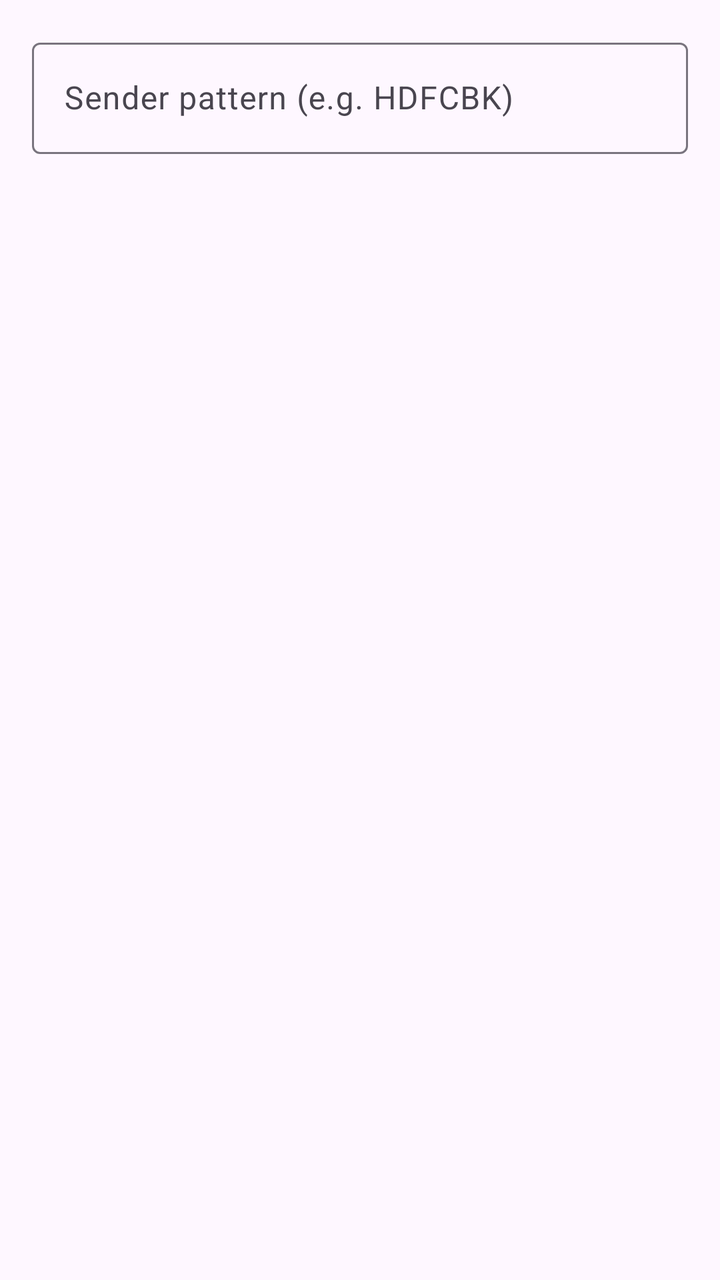
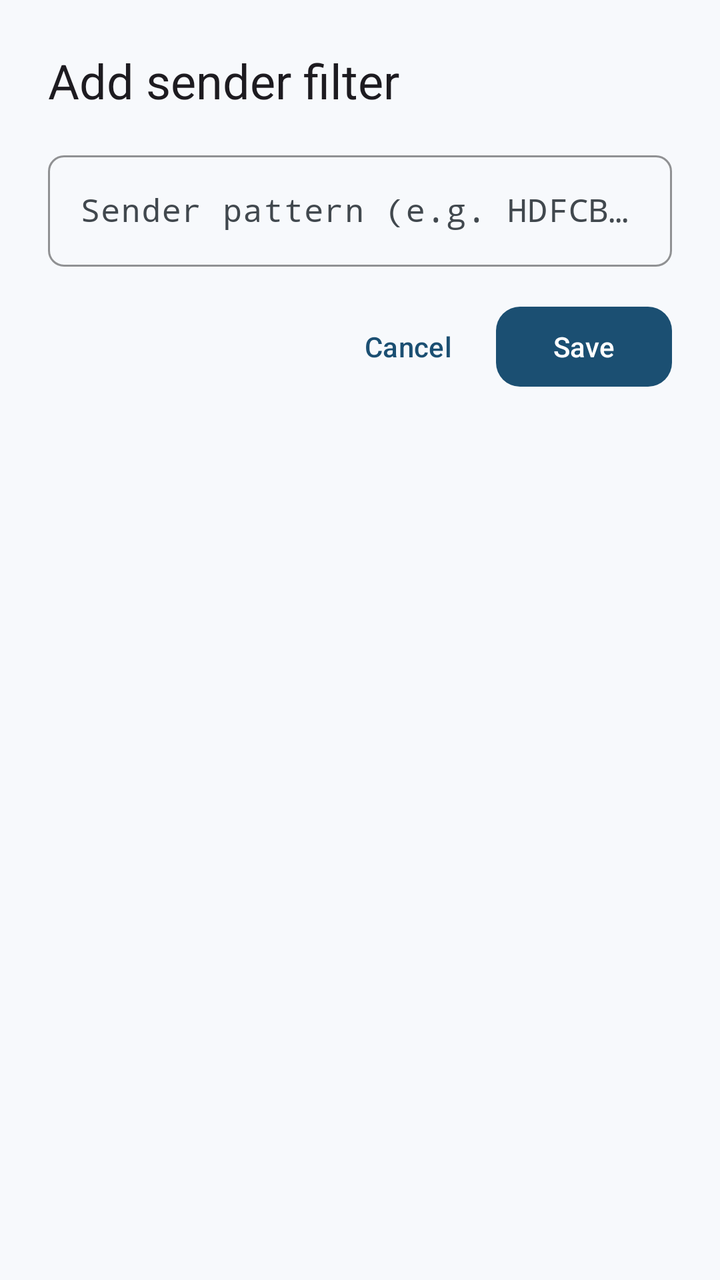

Before-and-after screenshots of an Android layout around one commit, followed by the original layout XML and the change that was made.
<!-- AndroidManifest.xml: application theme Theme.TMSCompanion -->
<!-- res/layout/dialog_add_filter.xml -->
<?xml version="1.0" encoding="utf-8"?>
<LinearLayout xmlns:android="http://schemas.android.com/apk/res/android"
    android:layout_width="match_parent"
    android:layout_height="wrap_content"
    android:orientation="vertical"
    android:padding="16dp">

    <com.google.android.material.textfield.TextInputLayout
        android:layout_width="match_parent"
        android:layout_height="wrap_content"
        android:hint="@string/pattern_hint">

        <com.google.android.material.textfield.TextInputEditText
            android:id="@+id/patternInput"
            android:layout_width="match_parent"
            android:layout_height="wrap_content"
            android:inputType="text"
            android:maxLines="1" />
    </com.google.android.material.textfield.TextInputLayout>
</LinearLayout>
<!-- resources referenced by this layout -->
<resources>
  <style name="Theme.TMSCompanion" parent="Theme.Material3.DayNight.NoActionBar">
          <item name="colorPrimary">@color/purple_500</item>
          <item name="colorPrimaryDark">@color/purple_700</item>
          <item name="colorAccent">@color/teal_200</item>
      </style>
  <color name="purple_500">#6750A4</color>
  <color name="purple_700">#4F378B</color>
  <color name="teal_200">#03DAC5</color>
  <!-- unchanged entries left out for length: 1 -->
</resources>

<!-- the commit's change to res/layout/dialog_add_filter.xml (unified diff, before → after) -->
@@ -3,18 +3,47 @@
     android:layout_width="match_parent"
     android:layout_height="wrap_content"
     android:orientation="vertical"
-    android:padding="16dp">
+    android:padding="24dp">
+
+    <TextView
+        android:layout_width="wrap_content"
+        android:layout_height="wrap_content"
+        android:text="@string/add_filter"
+        android:textAppearance="?attr/textAppearanceHeadlineSmall" />
 
     <com.google.android.material.textfield.TextInputLayout
         android:layout_width="match_parent"
         android:layout_height="wrap_content"
+        android:layout_marginTop="16dp"
         android:hint="@string/pattern_hint">
 
         <com.google.android.material.textfield.TextInputEditText
             android:id="@+id/patternInput"
             android:layout_width="match_parent"
             android:layout_height="wrap_content"
+            android:fontFamily="monospace"
             android:inputType="text"
             android:maxLines="1" />
     </com.google.android.material.textfield.TextInputLayout>
+
+    <LinearLayout
+        android:layout_width="match_parent"
+        android:layout_height="wrap_content"
+        android:layout_marginTop="16dp"
+        android:gravity="end"
+        android:orientation="horizontal">
+
+        <com.google.android.material.button.MaterialButton
+            android:id="@+id/cancelButton"
+            style="@style/Widget.TMS.Button.Text"
+            android:layout_width="wrap_content"
+            android:layout_height="wrap_content"
+            android:text="@string/cancel" />
+
+        <com.google.android.material.button.MaterialButton
+            android:id="@+id/saveButton"
+            android:layout_width="wrap_content"
+            android:layout_height="wrap_content"
+            android:text="@string/save" />
+    </LinearLayout>
 </LinearLayout>
<!-- resource entries referenced after the edit -->
@@ -1,13 +1,188 @@
 <!-- resources referenced by this layout -->
 <resources>
-  <style name="Theme.TMSCompanion" parent="Theme.Material3.DayNight.NoActionBar">
-          <item name="colorPrimary">@color/purple_500</item>
-          <item name="colorPrimaryDark">@color/purple_700</item>
-          <item name="colorAccent">@color/teal_200</item>
+  <string name="add_filter">Add sender filter</string>
+  <string name="cancel">Cancel</string>
+  <string name="save">Save</string>
+  <style name="Widget.TMS.Button.Text" parent="Widget.Material3.Button.TextButton">
+          <item name="android:minHeight">@dimen/touch_min</item>
       </style>
-  <color name="purple_500">#6750A4</color>
-  <color name="purple_700">#4F378B</color>
-  <color name="teal_200">#03DAC5</color>
+  <style name="Theme.TMSCompanion" parent="Theme.TMSCompanion.Base">
+          <item name="android:windowLightStatusBar">true</item>
+          <item name="android:windowLightNavigationBar">true</item>
+      </style>
+  <dimen name="touch_min">48dp</dimen>
+  <style name="Theme.TMSCompanion.Base" parent="Theme.Material3.DayNight.NoActionBar">
+          <item name="colorPrimary">@color/md_primary</item>
+          <item name="colorOnPrimary">@color/md_on_primary</item>
+          <item name="colorPrimaryContainer">@color/md_primary_container</item>
+          <item name="colorOnPrimaryContainer">@color/md_on_primary_container</item>
+          <item name="colorSecondary">@color/md_secondary</item>
+          <item name="colorOnSecondary">@color/md_on_secondary</item>
+          <item name="colorSecondaryContainer">@color/md_secondary_container</item>
+          <item name="colorOnSecondaryContainer">@color/md_on_secondary_container</item>
+          <item name="colorTertiary">@color/md_tertiary</item>
+          <item name="colorOnTertiary">@color/md_on_tertiary</item>
+          <item name="colorTertiaryContainer">@color/md_tertiary_container</item>
+          <item name="colorOnTertiaryContainer">@color/md_on_tertiary_container</item>
+          <item name="colorError">@color/md_error</item>
+          <item name="colorOnError">@color/md_on_error</item>
+          <item name="colorErrorContainer">@color/md_error_container</item>
+          <item name="colorOnErrorContainer">@color/md_on_error_container</item>
+          <item name="android:colorBackground">@color/md_background</item>
+          <item name="colorOnBackground">@color/md_on_background</item>
+          <item name="colorSurface">@color/md_surface</item>
+          <item name="colorOnSurface">@color/md_on_surface</item>
+          <item name="colorSurfaceVariant">@color/md_surface_variant</item>
+          <item name="colorOnSurfaceVariant">@color/md_on_surface_variant</item>
+          <item name="colorOutline">@color/md_outline</item>
+          <item name="colorOutlineVariant">@color/md_outline_variant</item>
+          <item name="colorSurfaceInverse">@color/md_inverse_surface</item>
+          <item name="colorOnSurfaceInverse">@color/md_inverse_on_surface</item>
+          <item name="colorPrimaryInverse">@color/md_inverse_primary</item>
+          <item name="colorSuccess">@color/md_success</item>
+          <item name="colorOnSuccess">@color/md_on_success</item>
+          <item name="colorSuccessContainer">@color/md_success_container</item>
+          <item name="colorOnSuccessContainer">@color/md_on_success_container</item>
+          <item name="colorPending">@color/md_pending</item>
+          <item name="colorOnPending">@color/md_on_pending</item>
+          <item name="colorPendingContainer">@color/md_pending_container</item>
+          <item name="colorOnPendingContainer">@color/md_on_pending_container</item>
+          <item name="colorGlassOverlay">@color/md_glass_overlay</item>
+          <item name="colorGlassStroke">@color/md_glass_stroke</item>
+          <item name="colorSurfaceContainer">@color/md_surface_container</item>
+          <item name="colorSurfaceContainerLow">@color/md_surface_container_low</item>
+          <item name="colorSurfaceContainerHigh">@color/md_surface_container_high</item>
+          <item name="android:statusBarColor">@android:color/transparent</item>
+          <item name="android:navigationBarColor">@android:color/transparent</item>
+          <item name="android:windowBackground">@color/md_background</item>
+          <item name="shapeAppearanceCornerExtraSmall">@style/ShapeAppearance.TMS.ExtraSmall</item>
+          <item name="shapeAppearanceCornerSmall">@style/ShapeAppearance.TMS.Small</item>
+          <item name="shapeAppearanceCornerMedium">@style/ShapeAppearance.TMS.Medium</item>
+          <item name="shapeAppearanceCornerLarge">@style/ShapeAppearance.TMS.Large</item>
+          <item name="shapeAppearanceCornerExtraLarge">@style/ShapeAppearance.TMS.ExtraLarge</item>
+          <item name="materialCardViewStyle">@style/Widget.TMS.Card</item>
+          <item name="materialButtonStyle">@style/Widget.TMS.Button</item>
+          <item name="floatingActionButtonStyle">@style/Widget.TMS.Fab</item>
+          <item name="bottomNavigationStyle">@style/Widget.TMS.BottomNav</item>
+          <item name="bottomSheetDialogTheme">@style/ThemeOverlay.TMS.BottomSheet</item>
+          <item name="snackbarStyle">@style/Widget.TMS.Snackbar</item>
+          <item name="textInputStyle">@style/Widget.TMS.TextInput</item>
+          <item name="chipStyle">@style/Widget.TMS.Chip</item>
+          <item name="toolbarStyle">@style/Widget.TMS.Toolbar</item>
+      </style>
+  <color name="md_primary">#1B4F72</color>
+  <color name="md_on_primary">#FFFFFF</color>
+  <color name="md_primary_container">#D0E4FF</color>
+  <color name="md_on_primary_container">#001D35</color>
+  <color name="md_secondary">#0F6B63</color>
+  <color name="md_on_secondary">#FFFFFF</color>
+  <color name="md_secondary_container">#B3F0E7</color>
+  <color name="md_on_secondary_container">#00201D</color>
+  <color name="md_tertiary">#5B4A7A</color>
+  <color name="md_on_tertiary">#FFFFFF</color>
+  <color name="md_tertiary_container">#E8DDFF</color>
+  <color name="md_on_tertiary_container">#1A0D33</color>
+  <color name="md_error">#BA1A1A</color>
+  <color name="md_on_error">#FFFFFF</color>
+  <color name="md_error_container">#FFDAD6</color>
+  <color name="md_on_error_container">#410002</color>
+  <color name="md_background">#F7F9FC</color>
+  <color name="md_on_background">#181C20</color>
+  <color name="md_surface">#F7F9FC</color>
+  <color name="md_on_surface">#181C20</color>
+  <color name="md_surface_variant">#DDE3EA</color>
+  <color name="md_on_surface_variant">#41484E</color>
+  <color name="md_outline">#71787F</color>
+  <color name="md_outline_variant">#C1C7CE</color>
+  <color name="md_inverse_surface">#2D3135</color>
+  <color name="md_inverse_on_surface">#EEF1F5</color>
+  <color name="md_inverse_primary">#9DCAEF</color>
+  <color name="md_success">#146C2E</color>
+  <color name="md_on_success">#FFFFFF</color>
+  <color name="md_success_container">#A6F2B4</color>
+  <color name="md_on_success_container">#002107</color>
+  <color name="md_pending">#7A5900</color>
+  <color name="md_on_pending">#FFFFFF</color>
+  <color name="md_pending_container">#FFDF9B</color>
+  <color name="md_on_pending_container">#261A00</color>
+  <color name="md_glass_overlay">#B3F7F9FC</color>
+  <color name="md_glass_stroke">#66FFFFFF</color>
+  <color name="md_surface_container">#EBEEF2</color>
+  <color name="md_surface_container_low">#F1F4F8</color>
+  <color name="md_surface_container_high">#E5E8EC</color>
+  <style name="ShapeAppearance.TMS.ExtraSmall" parent="ShapeAppearance.Material3.Corner.ExtraSmall">
+          <item name="cornerSize">@dimen/shape_xs</item>
+      </style>
+  <style name="ShapeAppearance.TMS.Small" parent="ShapeAppearance.Material3.Corner.Small">
+          <item name="cornerSize">@dimen/shape_sm</item>
+      </style>
+  <style name="ShapeAppearance.TMS.Medium" parent="ShapeAppearance.Material3.Corner.Medium">
+          <item name="cornerSize">@dimen/shape_md</item>
+      </style>
+  <style name="ShapeAppearance.TMS.Large" parent="ShapeAppearance.Material3.Corner.Large">
+          <item name="cornerSize">@dimen/shape_lg</item>
+      </style>
+  <style name="ShapeAppearance.TMS.ExtraLarge" parent="ShapeAppearance.Material3.Corner.ExtraLarge">
+          <item name="cornerSize">@dimen/shape_xl</item>
+      </style>
+  <style name="Widget.TMS.Card" parent="Widget.Material3.CardView.Filled">
+          <item name="shapeAppearance">@style/ShapeAppearance.TMS.Large</item>
+          <item name="cardBackgroundColor">?attr/colorSurfaceContainerLow</item>
+          <item name="cardElevation">0dp</item>
+          <item name="strokeWidth">0dp</item>
+      </style>
+  <style name="Widget.TMS.Button" parent="Widget.Material3.Button">
+          <item name="shapeAppearance">@style/ShapeAppearance.TMS.Medium</item>
+          <item name="android:minHeight">@dimen/touch_min</item>
+      </style>
+  <style name="Widget.TMS.Fab" parent="Widget.Material3.FloatingActionButton.Primary">
+          <item name="shapeAppearance">@style/ShapeAppearance.TMS.Large</item>
+      </style>
+  <style name="Widget.TMS.BottomNav" parent="Widget.Material3.BottomNavigationView">
+          <item name="backgroundTint">@android:color/transparent</item>
+          <item name="itemActiveIndicatorStyle">@style/Widget.TMS.NavIndicator</item>
+          <item name="itemIconTint">@color/nav_item_tint</item>
+          <item name="itemTextColor">@color/nav_item_tint</item>
+          <item name="itemRippleColor">@color/md_primary_container</item>
+          <item name="elevation">0dp</item>
+      </style>
+  <style name="ThemeOverlay.TMS.BottomSheet" parent="ThemeOverlay.Material3.BottomSheetDialog">
+          <item name="bottomSheetStyle">@style/Widget.TMS.BottomSheet</item>
+      </style>
+  <style name="Widget.TMS.Snackbar" parent="Widget.Material3.Snackbar">
+          <item name="backgroundTint">?attr/colorSurfaceContainerHigh</item>
+          <item name="shapeAppearance">@style/ShapeAppearance.TMS.Small</item>
+      </style>
+  <style name="Widget.TMS.TextInput" parent="Widget.Material3.TextInputLayout.OutlinedBox">
+          <item name="shapeAppearance">@style/ShapeAppearance.TMS.Small</item>
+          <item name="boxStrokeColor">?attr/colorOutline</item>
+      </style>
+  <style name="Widget.TMS.Chip" parent="Widget.Material3.Chip.Assist">
+          <item name="chipCornerRadius">@dimen/shape_xs</item>
+          <item name="chipMinHeight">28dp</item>
+          <item name="android:clickable">false</item>
+          <item name="android:checkable">false</item>
+      </style>
+  <style name="Widget.TMS.Toolbar" parent="Widget.Material3.Toolbar">
+          <item name="android:background">@android:color/transparent</item>
+          <item name="titleTextAppearance">?attr/textAppearanceHeadlineSmall</item>
+          <item name="titleTextColor">?attr/colorOnSurface</item>
+          <item name="subtitleTextColor">?attr/colorOnSurfaceVariant</item>
+          <item name="navigationIconTint">?attr/colorOnSurface</item>
+      </style>
+  <dimen name="shape_xs">4dp</dimen>
+  <dimen name="shape_sm">8dp</dimen>
+  <dimen name="shape_md">12dp</dimen>
+  <dimen name="shape_lg">20dp</dimen>
+  <dimen name="shape_xl">28dp</dimen>
+  <style name="Widget.TMS.NavIndicator" parent="Widget.Material3.BottomNavigationView.ActiveIndicator">
+          <item name="android:color">?attr/colorSecondaryContainer</item>
+          <item name="shapeAppearance">@style/ShapeAppearance.TMS.Medium</item>
+      </style>
+  <style name="Widget.TMS.BottomSheet" parent="Widget.Material3.BottomSheet">
+          <item name="shapeAppearance">@style/ShapeAppearance.TMS.ExtraLarge</item>
+          <item name="backgroundTint">?attr/colorSurfaceContainer</item>
+      </style>
   <!-- unchanged entries left out for length: 1 -->
 </resources>
 
